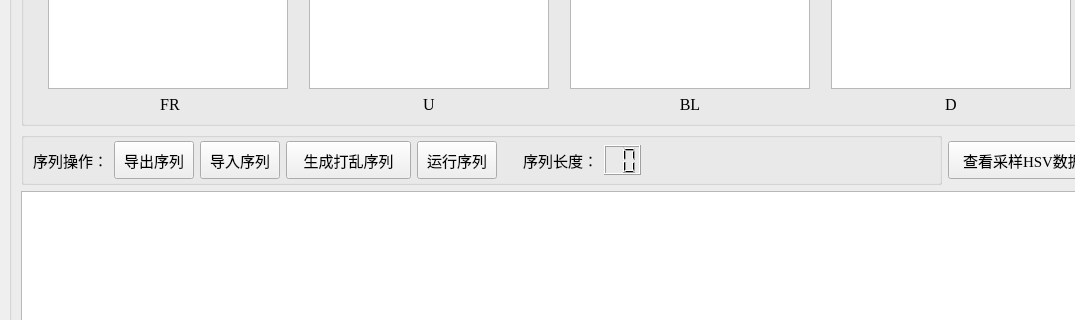
hovnySiLenCe/Cube_Explorer_SPFA_with_Qt, file Cube_Explorer_SPFA_with_Qt/qtWindows/DebugWidget.ui: the form before one commit; both pictures show x 0 to 1075 and y 99 to 419 of the 1161 by 795 pixel window.
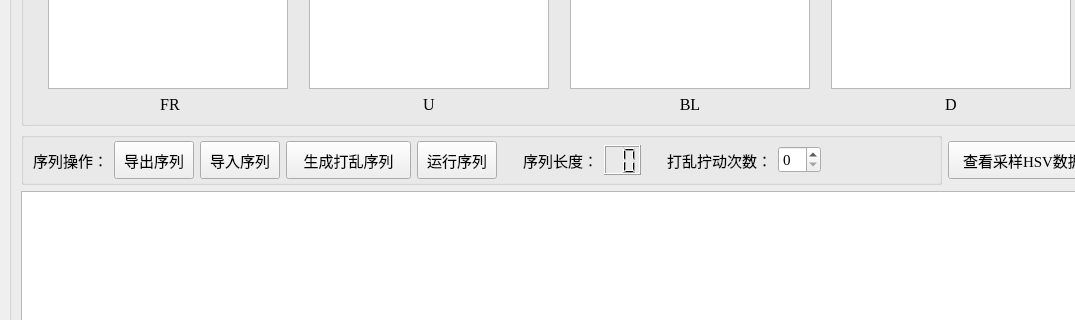
The form after the commit.

```diff
--- a/Cube_Explorer_SPFA_with_Qt/qtWindows/DebugWidget.ui
+++ b/Cube_Explorer_SPFA_with_Qt/qtWindows/DebugWidget.ui
@@ -1417,6 +1417,36 @@
            </property>
           </widget>
          </item>
+         <item>
+          <spacer name="horizontalSpacer_3">
+           <property name="orientation">
+            <enum>Qt::Horizontal</enum>
+           </property>
+           <property name="sizeType">
+            <enum>QSizePolicy::Minimum</enum>
+           </property>
+           <property name="sizeHint" stdset="0">
+            <size>
+             <width>20</width>
+             <height>20</height>
+            </size>
+           </property>
+          </spacer>
+         </item>
+         <item>
+          <widget class="QLabel" name="label_3">
+           <property name="text">
+            <string>打乱拧动次数：</string>
+           </property>
+          </widget>
+         </item>
+         <item>
+          <widget class="QSpinBox" name="spinBox">
+           <property name="maximum">
+            <number>20</number>
+           </property>
+          </widget>
+         </item>
          <item>
           <spacer name="horizontalSpacer">
            <property name="orientation">
```
